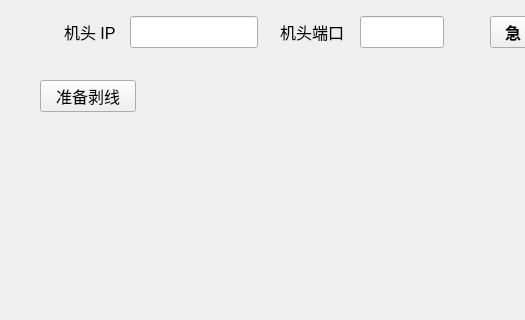
RoundBridge/Qt, file Debugger/operate.ui: the form before one commit; both pictures show x 0 to 525 and y 0 to 320 of the 1280 by 720 pixel window.
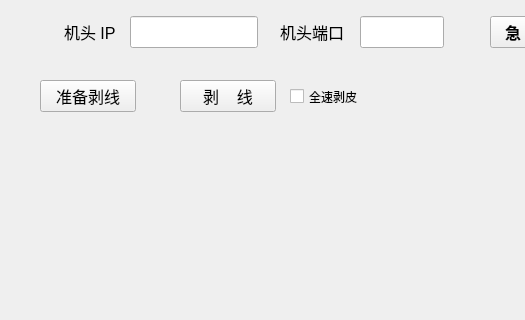
The form after the commit.

What changed in the file:
```diff
--- a/Debugger/operate.ui
+++ b/Debugger/operate.ui
@@ -233,6 +233,38 @@
     <string>机头状态</string>
    </property>
   </widget>
+  <widget class="QPushButton" name="strip">
+   <property name="geometry">
+    <rect>
+     <x>180</x>
+     <y>80</y>
+     <width>96</width>
+     <height>32</height>
+    </rect>
+   </property>
+   <property name="font">
+    <font>
+     <pointsize>12</pointsize>
+     <bold>false</bold>
+    </font>
+   </property>
+   <property name="text">
+    <string>剥    线</string>
+   </property>
+  </widget>
+  <widget class="QCheckBox" name="continueStrip">
+   <property name="geometry">
+    <rect>
+     <x>290</x>
+     <y>86</y>
+     <width>101</width>
+     <height>21</height>
+    </rect>
+   </property>
+   <property name="text">
+    <string>全速剥皮</string>
+   </property>
+  </widget>
  </widget>
  <resources/>
  <connections/>
```
